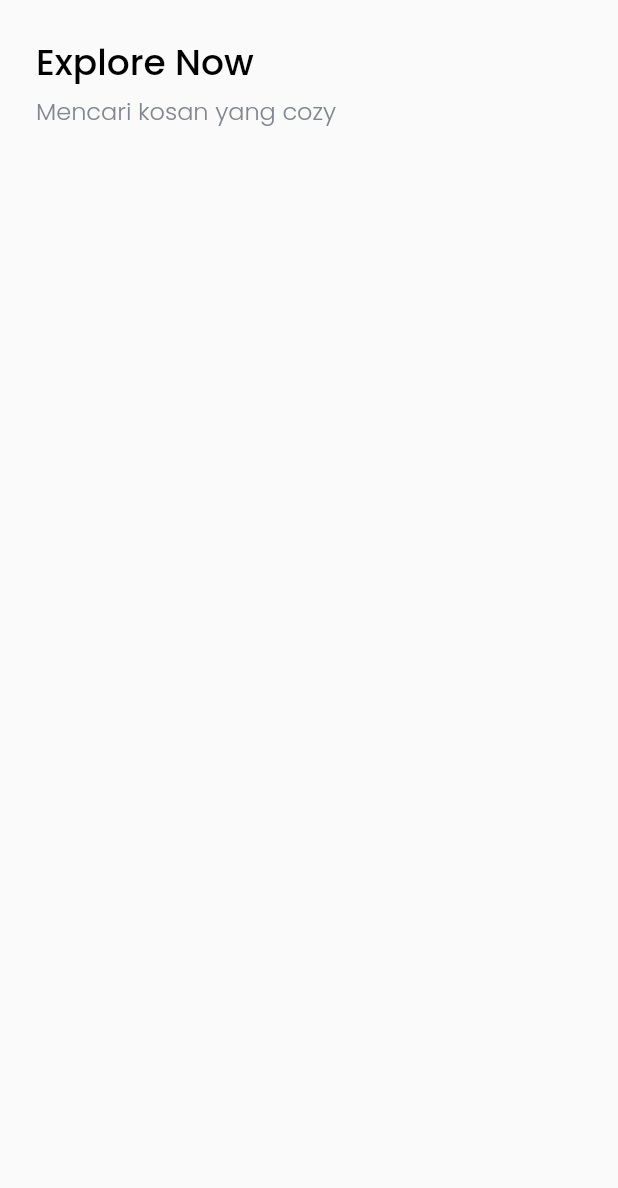
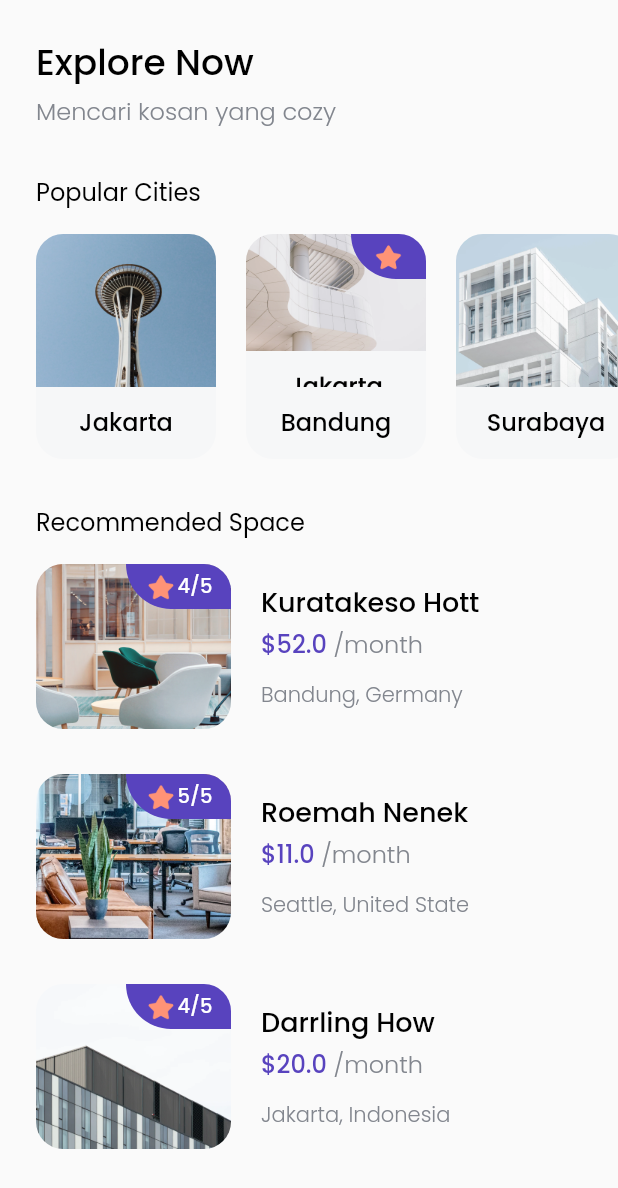
Before and after one commit to yosadade/cozy_flutter, a Flutter app: the HomePage screen opened directly, on a phone screen of 412 x 824 dp. Shown: the top 1188 px of the screen. Run offline on Flutter 3.47's test engine with Material 2 defaults, Android fonts, the light colour scheme and no system bars; our stand-ins replace google_fonts.

Commit message:
Home Page

```diff
--- a/lib/main.dart
+++ b/lib/main.dart
@@ -1,3 +1,4 @@
+import 'package:cozy/pages/home_page.dart';
 import 'package:cozy/pages/splash_page.dart';
 import 'package:flutter/material.dart';
 
@@ -9,7 +10,7 @@ class MyApp extends StatelessWidget {
   @override
   Widget build(BuildContext context) {
     return MaterialApp(
-      home: SplashPage()
+      home: HomePage()
     );
   }
 }
--- /dev/null
+++ b/lib/models/space.dart
@@ -0,0 +1,19 @@
+class Space {
+  int id;
+  String name;
+  String imageUrl;
+  double price;
+  String city;
+  String country;
+  int rating;
+
+  // contractor
+  Space({
+    required this.city,
+    required this.country,
+    required this.id,
+    required this.imageUrl,
+    required this.rating,
+    required this.price,
+    required this.name});
+}
--- /dev/null
+++ b/lib/pages/city.dart
@@ -0,0 +1,8 @@
+class City {
+  int id;
+  String name;
+  String imgUrl;
+  bool isPopular;
+
+  City({required this.id, required this.imgUrl, required this.name,  this.isPopular = false});
+}
--- a/lib/pages/home_page.dart
+++ b/lib/pages/home_page.dart
@@ -1,4 +1,8 @@
+import 'package:cozy/models/space.dart';
+import 'package:cozy/pages/city.dart';
 import 'package:cozy/theme.dart';
+import 'package:cozy/widgets/city_card.dart';
+import 'package:cozy/widgets/space_cart.dart';
 import 'package:flutter/material.dart';
 
 class HomePage extends StatelessWidget {
@@ -6,11 +10,13 @@ class HomePage extends StatelessWidget {
   Widget build(BuildContext context) {
     return Scaffold(
         body: SafeArea(
+      bottom: false,
       child: Padding(
         padding: EdgeInsets.symmetric(
           vertical: edge,
         ),
         child: ListView(children: [
+          // NOTE : TITLE/HEADER
           Padding(
             padding: EdgeInsets.only(left: edge),
             child: Text('Explore Now',
@@ -27,6 +33,87 @@ class HomePage extends StatelessWidget {
                 )),
           ),
           SizedBox(height: 30),
+          // NOTE : POPULAR CITIES
+          Padding(
+            padding: EdgeInsets.only(left: edge),
+            child: Text('Popular Cities',
+                style: regularTextStyle.copyWith(
+                  fontSize: 16,
+                )),
+          ),
+          SizedBox(height: 16),
+          Container(
+            height: 150,
+            child: ListView(
+              scrollDirection: Axis.horizontal,
+              children: [
+                SizedBox(width: 24),
+                CityCard(City(
+                    id: 1,
+                    imgUrl: 'assets/city1.png',
+                    name: 'Jakarta',
+                    isPopular: false)),
+                SizedBox(width: 20),
+                CityCard(City(
+                    id: 1,
+                    imgUrl: 'assets/city2.png',
+                    name: 'Bandung',
+                    isPopular: true)),
+                SizedBox(width: 20),
+                CityCard(City(
+                    id: 1,
+                    imgUrl: 'assets/city3.png',
+                    name: 'Surabaya',
+                    isPopular: false)),
+                SizedBox(width: 24),
+              ],
+            ),
+          ),
+          // Note : recommended space
+          SizedBox(height: 30),
+          Padding(
+            padding: EdgeInsets.only(left: edge),
+            child: Text('Recommended Space',
+                style: regularTextStyle.copyWith(
+                  fontSize: 16,
+                )),
+          ),
+          SizedBox(height: 16),
+          Padding(
+            padding: EdgeInsets.symmetric(
+              horizontal: edge,
+            ),
+            child: Column(
+              children: [
+                SpaceCard(Space(
+                    id: 1,
+                    name: 'Kuratakeso Hott',
+                    imageUrl: 'assets/space1.png',
+                    price: 52,
+                    city: 'Bandung',
+                    country: 'Germany',
+                    rating: 4)),
+                SizedBox(height: 30),
+                SpaceCard(Space(
+                    id: 1,
+                    name: 'Roemah Nenek',
+                    imageUrl: 'assets/space2.png',
+                    price: 11,
+                    city: 'Seattle',
+                    country: 'United State',
+                    rating: 5)),
+                SizedBox(height: 30),
+                SpaceCard(Space(
+                    id: 1,
+                    name: 'Darrling How',
+                    imageUrl: 'assets/space3.png',
+                    price: 20,
+                    city: 'Jakarta',
+                    country: 'Indonesia',
+                    rating: 4)),
+              ],
+            ),
+          )
         ]),
       ),
     ));
--- a/lib/theme.dart
+++ b/lib/theme.dart
@@ -28,3 +28,8 @@ TextStyle purpleTextStyle = GoogleFonts.poppins(
   fontWeight: FontWeight.w500,
   color: purpleColor
 );
+
+TextStyle regularTextStyle = GoogleFonts.poppins(
+  fontWeight: FontWeight.w400,
+  color: blackColor
+);
--- /dev/null
+++ b/lib/widgets/city_card.dart
@@ -0,0 +1,48 @@
+import 'package:cozy/pages/city.dart';
+import 'package:cozy/theme.dart';
+import 'package:flutter/material.dart';
+
+class CityCard extends StatelessWidget {
+  final City city;
+
+  CityCard(this.city);
+
+  @override
+  Widget build(BuildContext context) {
+    return ClipRRect(
+      borderRadius: BorderRadius.circular(18),
+      child: Container(
+        height: 150,
+        width: 120,
+        color: Color(0xffF6F7F8),
+        child: Column(children: [
+          Stack(
+            children: [
+              Image.asset(
+                city.imgUrl,
+                width: 120,
+                height: 102,
+                fit: BoxFit.cover,
+              ),
+              city.isPopular ? Align(
+                alignment: Alignment.topRight,
+                child: Container(
+                  width: 50,
+                  height: 30,
+                  decoration: BoxDecoration(color: purpleColor, borderRadius: BorderRadius.only(
+                    bottomLeft: Radius.circular(36)
+                  )),
+                  child: Center(child: Image.asset('assets/icon_star.png', width: 22, height: 23)),
+                ),
+              ) : Container()
+            ],
+          ),
+          SizedBox(
+            height: 11,
+          ),
+          Text(city.name, style: blackTextStyle.copyWith(fontSize: 16))
+        ]),
+      ),
+    );
+  }
+}
--- /dev/null
+++ b/lib/widgets/space_cart.dart
@@ -0,0 +1,75 @@
+
+import 'package:cozy/models/space.dart';
+import 'package:cozy/theme.dart';
+import 'package:flutter/material.dart';
+
+class SpaceCard extends StatelessWidget {
+
+  final Space space;
+
+  SpaceCard(this.space);
+
+  @override
+  Widget build(BuildContext context) {
+    return Row(children: [
+      ClipRRect(
+        borderRadius: BorderRadius.circular(18),
+        child: Container(
+          width: 130,
+          height: 110,
+          child: Stack(
+            children: [
+              Image.asset(space.imageUrl),
+              Align(
+                alignment: Alignment.topRight,
+                child: Container(
+                  width: 70,
+                  height: 30,
+                  decoration: BoxDecoration(
+                      color: purpleColor,
+                      borderRadius:
+                          BorderRadius.only(bottomLeft: Radius.circular(36))),
+                  child: Row(
+                      mainAxisAlignment: MainAxisAlignment.center,
+                      crossAxisAlignment: CrossAxisAlignment.center,
+                      children: [
+                        Image.asset('assets/icon_star.png',
+                            width: 22, height: 23),
+                        Text('${space.rating}/5',
+                            style: whiteTextStyle.copyWith(
+                              fontSize: 13,
+                            ))
+                      ]),
+                ),
+              )
+            ],
+          ),
+        ),
+      ),
+      SizedBox(
+        width: 20,
+      ),
+      Column(
+        crossAxisAlignment: CrossAxisAlignment.start,
+        children: [
+          Text(space.name, style: blackTextStyle.copyWith(fontSize: 18)),
+          SizedBox(
+            height: 2,
+          ),
+          Text.rich(TextSpan(
+              text: '\$${space.price}',
+              style: purpleTextStyle.copyWith(fontSize: 16),
+              children: [
+                TextSpan(
+                    text: ' /month',
+                    style: greyTextStyle.copyWith(fontSize: 16))
+              ])),
+          SizedBox(
+            height: 12,
+          ),
+          Text('${space.city}, ${space.country}', style: greyTextStyle)
+        ],
+      ),
+    ]);
+  }
+}
```
Also changed, not shown: pubspec.yaml (+7 -0 lines), assets/icon_star.png (renamed from assets/Icon_star_solid.png).
